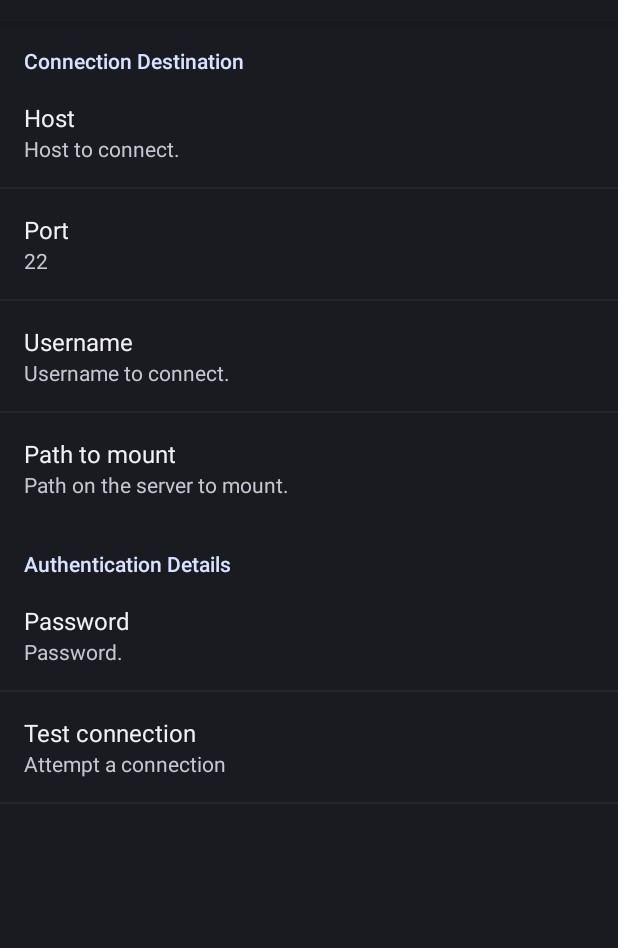
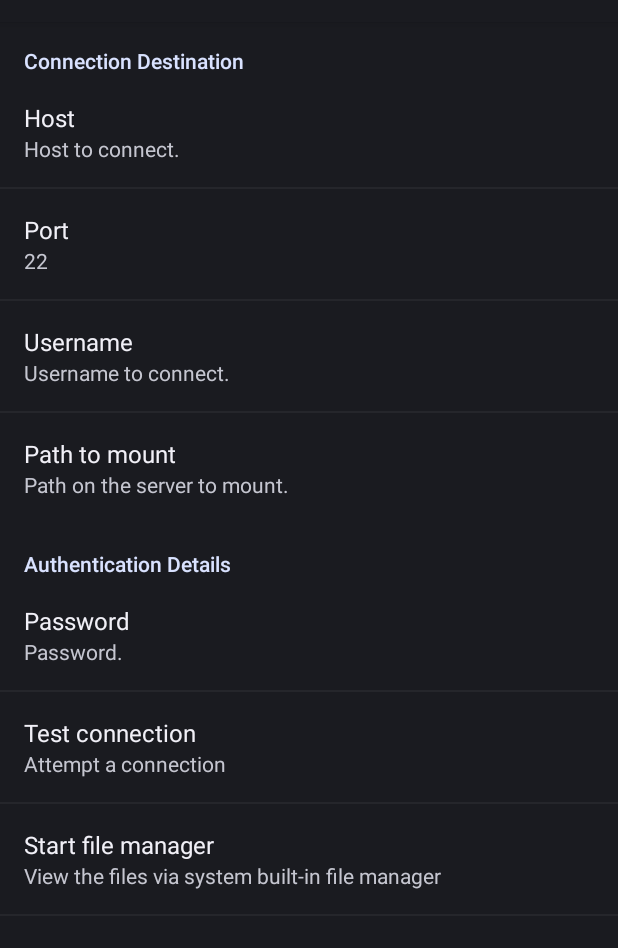
Before and after one commit to xdavidwu/saf-sftp, an Android app: the screen it shows after launch (MainActivity), on a phone screen of 412 x 824 dp, the part 62-1010 px from its top. Run offline under Robolectric (Android 15) with nearby library versions, the phone set to English and light mode, and no system bars; libraries missing offline, so code that uses them is left out: org.apache.sshd.

Commit message:
MainActivity: add way to launch DocumentsUI

```diff
--- a/src/main/java/link/xdavidwu/saf/sftp/MainActivity.java
+++ b/src/main/java/link/xdavidwu/saf/sftp/MainActivity.java
@@ -2,6 +2,7 @@ package link.xdavidwu.saf.sftp;
 
 import android.app.AlertDialog;
 import android.app.ProgressDialog;
+import android.content.Intent;
 import android.content.SharedPreferences;
 import android.content.SharedPreferences.OnSharedPreferenceChangeListener;
 import android.os.Bundle;
@@ -31,10 +32,11 @@ import org.apache.sshd.common.util.buffer.ByteArrayBuffer;
 import org.apache.sshd.common.util.io.PathUtils;
 
 public class MainActivity extends PreferenceActivity implements OnSharedPreferenceChangeListener {
+	private static final String AUTHORITY = "link.xdavidwu.saf.sftp";
 	private EditTextPreference hostText, portText, usernameText, passwdText, remotePathText;
 
 	private void notifyRootChanges() {
-		var uri = DocumentsContract.buildRootsUri("link.xdavidwu.saf.sftp");
+		var uri = DocumentsContract.buildRootsUri(AUTHORITY);
 		getContentResolver().notifyChange(uri, null);
 	}
 
@@ -114,6 +116,16 @@ public class MainActivity extends PreferenceActivity implements OnSharedPreferen
 			}));
 			return true;
 		});
+		var launch = findPreference("launch");
+		launch.setOnPreferenceClickListener(p -> {
+			var settings = MainActivity.this.
+				getPreferenceScreen().getSharedPreferences();
+			var params = SftpConnectionParameters.fromSharedPreferences(settings);
+			var uri = DocumentsContract.buildRootUri(AUTHORITY, params.getRootUri().toString());
+			var intent = new Intent(Intent.ACTION_VIEW, uri);
+			startActivity(intent);
+			return true;
+		});
 
 		SharedPreferences settings = getPreferenceScreen().getSharedPreferences();
 		settings.registerOnSharedPreferenceChangeListener(this);
--- a/src/main/res/xml/main_pre.xml
+++ b/src/main/res/xml/main_pre.xml
@@ -26,4 +26,7 @@
 	<Preference android:key="test_connection"
 		android:title="Test connection"
 		android:summary="Attempt a connection" />
+	<Preference android:key="launch"
+		android:title="Start file manager"
+		android:summary="View the files via system built-in file manager" />
 </PreferenceScreen>
```
